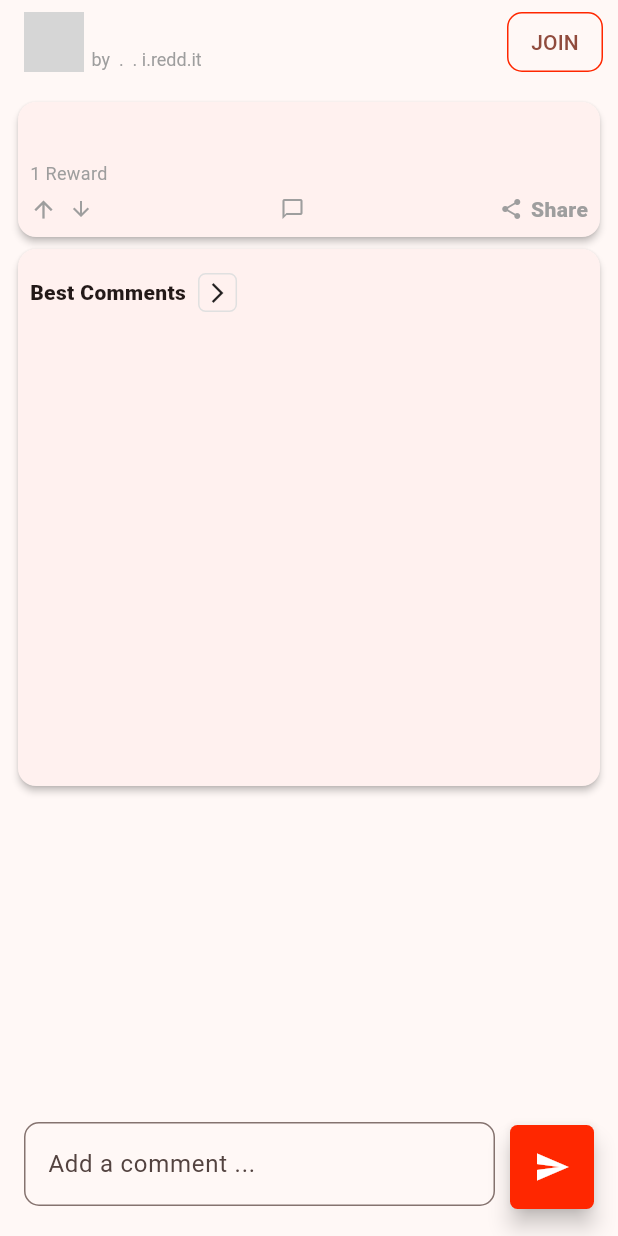
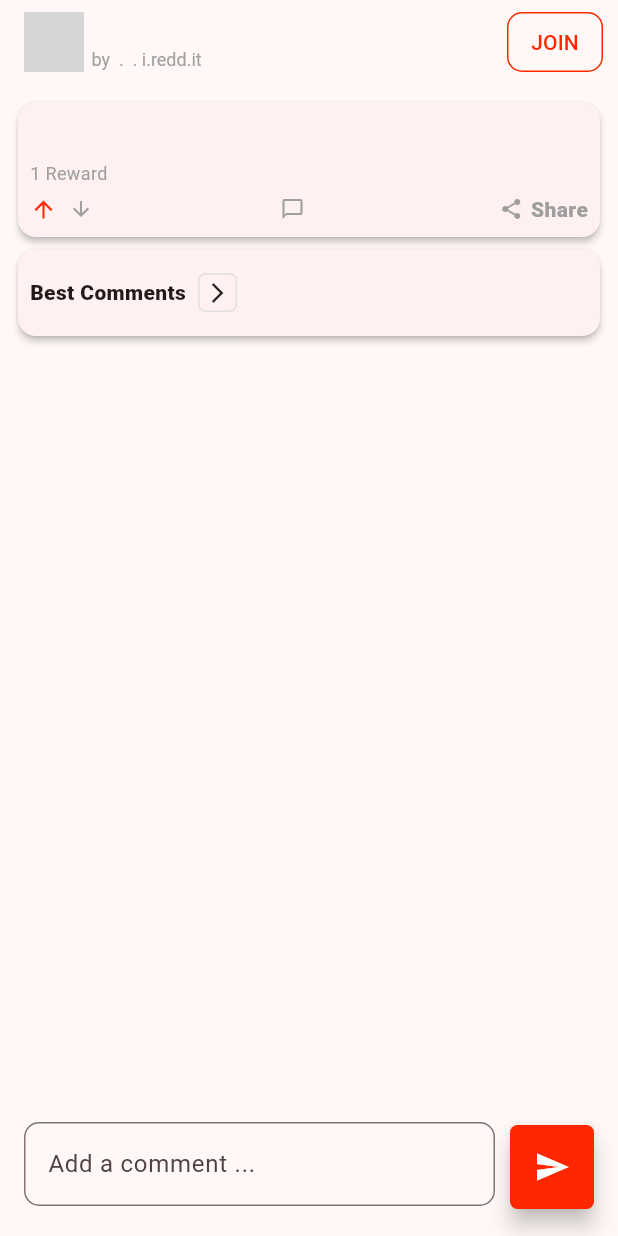
Before and after one commit to FransDroid/quavinci, a Flutter app: the DetailScreen screen opened directly with empty values, on a phone screen of 412 x 824 dp. Run offline on Flutter 3.47's test engine with Material 3 defaults, Android fonts, the phone set to English and light mode, and no system bars; network calls fail; grey boxes are pictures that could not be loaded.

Commit message:
Add comment and sub-comment widgets, update text color, and update data file

```diff
--- a/lib/src/screens/detail_screen.dart
+++ b/lib/src/screens/detail_screen.dart
@@ -59,7 +59,12 @@ class _DetailScreenState extends State<DetailScreen> {
                   ),
                 ),
               ),
-              child: Text(labelJoin.toUpperCase()),
+              child: Text(
+                labelJoin.toUpperCase(),
+                style: TextStyle(
+                  color: Theme.of(context).primaryColor,
+                ),
+              ),
             ),
             const SizedBox(
               width: gapBig,
@@ -71,7 +76,7 @@ class _DetailScreenState extends State<DetailScreen> {
           children: [
             Expanded(
               // Display Reddit post details using cardWidget
-              child: cardWidget(widget.redditPost),
+              child: cardWidget(widget.redditPost, context),
             ),
             // Comment input section
             Align(
--- a/lib/src/utils/constants.dart
+++ b/lib/src/utils/constants.dart
@@ -7,9 +7,11 @@ const String labelShare = 'Share';
 const String labelError = 'Error';
 const String labelReward = '1 Reward';
 const String labelJoin = 'Join';
+const String labelReply = 'Reply';
 
 
 //App Values
+const double paddingBig = 20;
 const double paddingAll = 8.0;
 const double paddingAllSmall = 4.0;
 const double marginAll = 8.0;
--- a/lib/src/widgets/detail_card_widget.dart
+++ b/lib/src/widgets/detail_card_widget.dart
@@ -1,9 +1,11 @@
 import 'package:flutter/material.dart';
 import '../models/redit_data_model.dart';
 import '../utils/constants.dart';
+import 'details_comment_card_header_widget.dart';
 
-Widget cardWidget(RedditPost redditPost) {
+Widget cardWidget(RedditPost redditPost, BuildContext context) {
   return CustomScrollView(slivers: <Widget>[
+    //Displaying post details using Sliver Box Adapter
     SliverToBoxAdapter(
       child: Card(
         surfaceTintColor: Colors.white,
@@ -38,8 +40,7 @@ Widget cardWidget(RedditPost redditPost) {
               // Display post author and time
               const Text(
                 "$labelReward ",
-                style: TextStyle(
-                    fontSize: textSizeSmall, color: Colors.grey),
+                style: TextStyle(fontSize: textSizeSmall, color: Colors.grey),
               ),
               const SizedBox(
                 height: gapSmall,
@@ -51,18 +52,18 @@ Widget cardWidget(RedditPost redditPost) {
                   // Voting options (upvote and downvote)
                   Row(
                     children: [
-                      const Icon(
+                       Icon(
                         Icons.arrow_upward,
-                        color: Colors.grey,
+                        color: Theme.of(context).primaryColor,
                         size: textSizeBig,
                       ),
                       Padding(
                         padding: const EdgeInsets.only(
                             left: paddingAllSmall, right: paddingAllSmall),
                         child: Text(redditPost.post.upvotes.toString(),
-                            style: const TextStyle(
+                            style: TextStyle(
                                 fontWeight: FontWeight.w800,
-                                color: Colors.grey)),
+                                color:Theme.of(context).primaryColor,)),
                       ),
                       const Icon(
                         Icons.arrow_downward,
@@ -110,15 +111,18 @@ Widget cardWidget(RedditPost redditPost) {
         ),
       ),
     ),
-    SliverToBoxAdapter(
-        child: Card(
+    // Displaying comments using SliverList
+    SliverList(
+        delegate: SliverChildListDelegate([
+      Card(
         surfaceTintColor: Colors.white,
         elevation: cardElevation,
+        child: SingleChildScrollView(
           child: Padding(
             padding: const EdgeInsets.all(paddingAll),
             child: Column(
-          mainAxisSize: MainAxisSize.min,
               children: [
+                // Header for best comments section
                 Row(
                   children: [
                     const Text(
@@ -133,22 +137,25 @@ Widget cardWidget(RedditPost redditPost) {
                             width: borderWith, color: Colors.grey.shade300),
                         borderRadius: BorderRadius.circular(borderRadiusSmall),
                       ),
-                  child:
-                      const Icon(Icons.arrow_forward_ios_sharp, size: iconSize),
+                      child: const Icon(Icons.arrow_forward_ios_sharp,
+                          size: iconSize),
                     )
                   ],
                 ),
-            SizedBox(
-              height: 300,
-              child: ListView.builder(
+                // ListView displaying comments
+                ListView.builder(
+                    shrinkWrap: true,
+                    physics: const NeverScrollableScrollPhysics(),
                     itemCount: redditPost.post.commentsList?.length ?? 0,
                     itemBuilder: (_, index) {
-                    return Text(redditPost.post.commentsList![index].author);
+                      return detailCommentCardHeader(
+                          redditPost.post.commentsList![index],context);
                     }),
-            )
               ],
             ),
           ),
-    )),
+        ),
+      )
+    ])),
   ]);
 }
```
Also changed, not shown: assets/data.json (+55 -6 lines), lib/src/widgets/details_comment_card_header_widget.dart (added, +121 -0 lines). Lines whose indentation alone changed are shown as unchanged.
